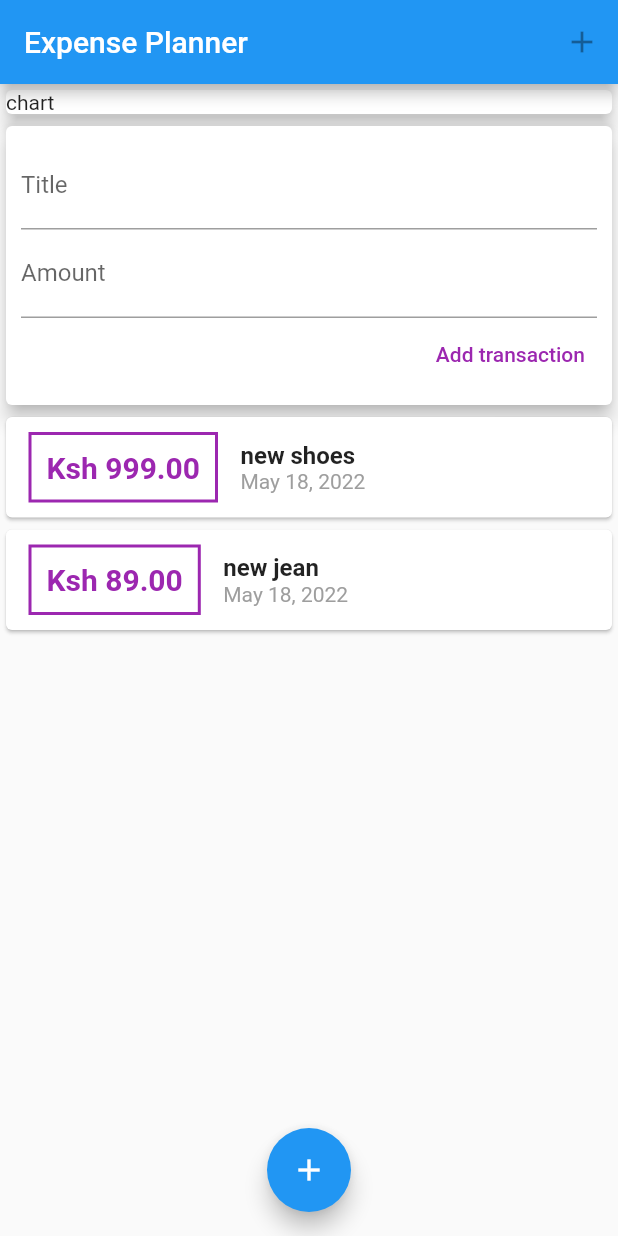
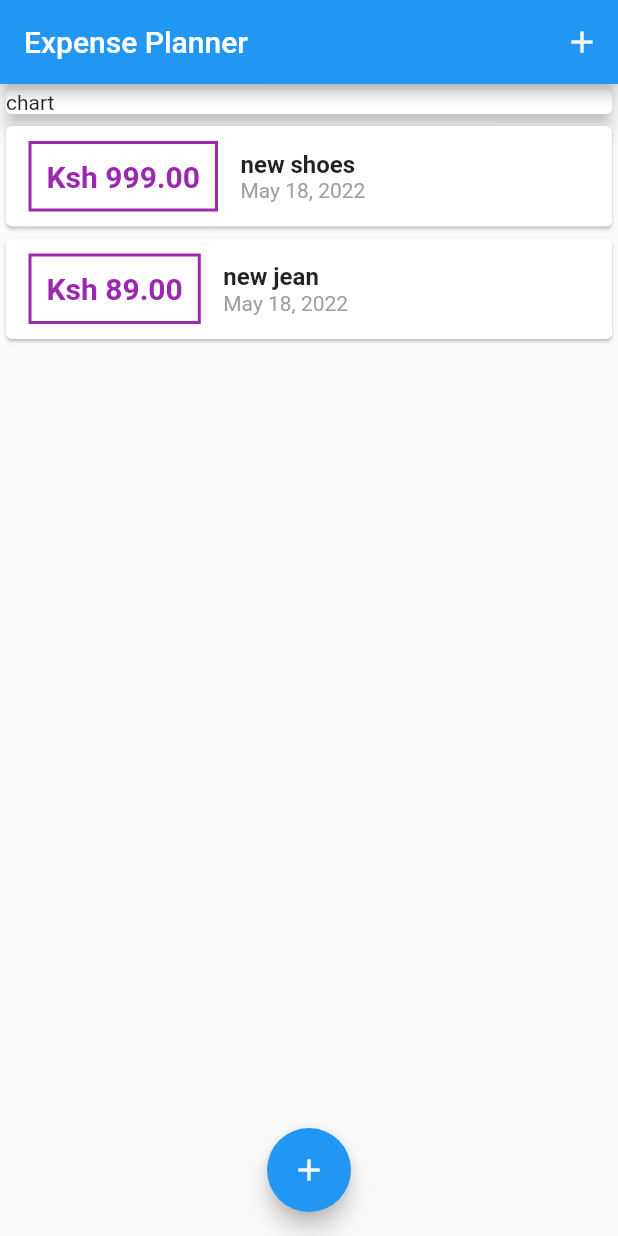
Before and after one commit to brian-hub-dev/expense_tracker, a Flutter app: the screen it shows after launch, on a phone screen of 412 x 824 dp. Run offline on Flutter 3.47's test engine with Material 2 defaults, Android fonts, the phone set to English and light mode, and no system bars.

Commit message:
adding floating modal

```diff
--- a/lib/pages/myHomePage.dart
+++ b/lib/pages/myHomePage.dart
@@ -1,15 +1,56 @@
 import 'package:flutter/material.dart';
-import '/widgets/user_transaction.dart';
+import '../models/transaction.dart';
+import '/widgets/transaction_list.dart';
+import '/widgets/new_transaction.dart';
 
-class MyHomePage extends StatelessWidget {
+class MyHomePage extends StatefulWidget {
   const MyHomePage({Key? key}) : super(key: key);
+
+  @override
+  State<MyHomePage> createState() => _MyHomePageState();
+}
+
+class _MyHomePageState extends State<MyHomePage> {
+  final List<Transaction> _userTransactions = [
+    Transaction(
+        id: 't1', title: 'new shoes', amount: 999, date: DateTime.now()),
+    Transaction(id: 't2', title: 'new jean', amount: 89, date: DateTime.now()),
+  ];
+
+  void _addNewTransaction(String txTitle, double txAmount) {
+    final newTx = Transaction(
+        id: DateTime.now().toString(),
+        title: txTitle,
+        amount: txAmount,
+        date: DateTime.now());
+    setState(() {
+      _userTransactions.add(newTx);
+    });
+  }
+
+  void _startAddNewTransaction(BuildContext ctx) {
+    showModalBottomSheet(
+        context: ctx,
+        builder: (_) {
+          return GestureDetector(
+            onTap: null,
+            behavior: HitTestBehavior.opaque,
+            child: NewTransaction(addTx: _addNewTransaction),
+          );
+        });
+  }
 
   @override
   Widget build(BuildContext context) {
     return Scaffold(
       appBar: AppBar(
         title: const Text('Expense Planner'),
-        actions: const [IconButton(onPressed: null, icon: Icon(Icons.add))],
+        actions: [
+          IconButton(
+            onPressed: () => _startAddNewTransaction(context),
+            icon: const Icon(Icons.add),
+          ),
+        ],
       ),
       body: SingleChildScrollView(
         child: Column(
@@ -22,14 +63,16 @@ class MyHomePage extends StatelessWidget {
                 child: Text("chart"),
               ),
             ),
-            const UserTransaction(),
+            TransactionList(
+              transactions: _userTransactions,
+            ),
           ],
         ),
       ),
       floatingActionButtonLocation: FloatingActionButtonLocation.centerFloat,
-      floatingActionButton: const FloatingActionButton(
-        onPressed: null,
-        child: Icon(Icons.add),
+      floatingActionButton: FloatingActionButton(
+        onPressed: () => _startAddNewTransaction(context),
+        child: const Icon(Icons.add),
       ),
     );
   }
--- a/lib/widgets/user_transaction.dart
+++ /dev/null
@@ -1,36 +0,0 @@
-import 'package:flutter/material.dart';
-import '/widgets/transaction_list.dart';
-import '/widgets/new_transaction.dart';
-import '../models/transaction.dart';
-
-class UserTransaction extends StatefulWidget {
-  const UserTransaction({Key? key}) : super(key: key);
-
-  @override
-  State<UserTransaction> createState() => _UserTransactionState();
-}
-
-class _UserTransactionState extends State<UserTransaction> {
-  final List<Transaction> _userTransactions = [
-    Transaction(
-        id: 't1', title: 'new shoes', amount: 999, date: DateTime.now()),
-    Transaction(id: 't2', title: 'new jean', amount: 89, date: DateTime.now()),
-  ];
-
-  void _addNewTransaction(String txTitle, double txAmount){
-    final newTx= Transaction(id: DateTime.now().toString(), title: txTitle, amount: txAmount, date: DateTime.now());
-    setState(() {
-      _userTransactions.add(newTx);
-    });
-
-  }
-  @override
-  Widget build(BuildContext context) {
-    return Column(
-      children: [
-        NewTransaction(addTx: _addNewTransaction),
-        TransactionList(transactions: _userTransactions),
-      ],
-    );
-  }
-}
```
Also changed, not shown: lib/widgets/new_transaction.dart (+14 -5 lines).
